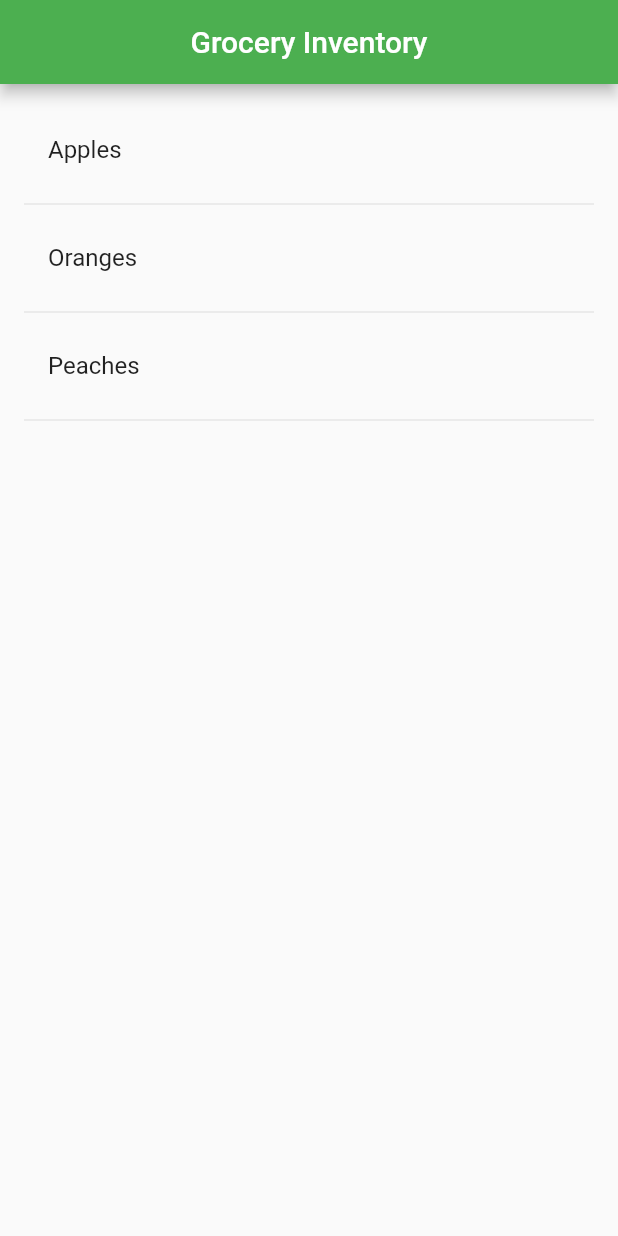
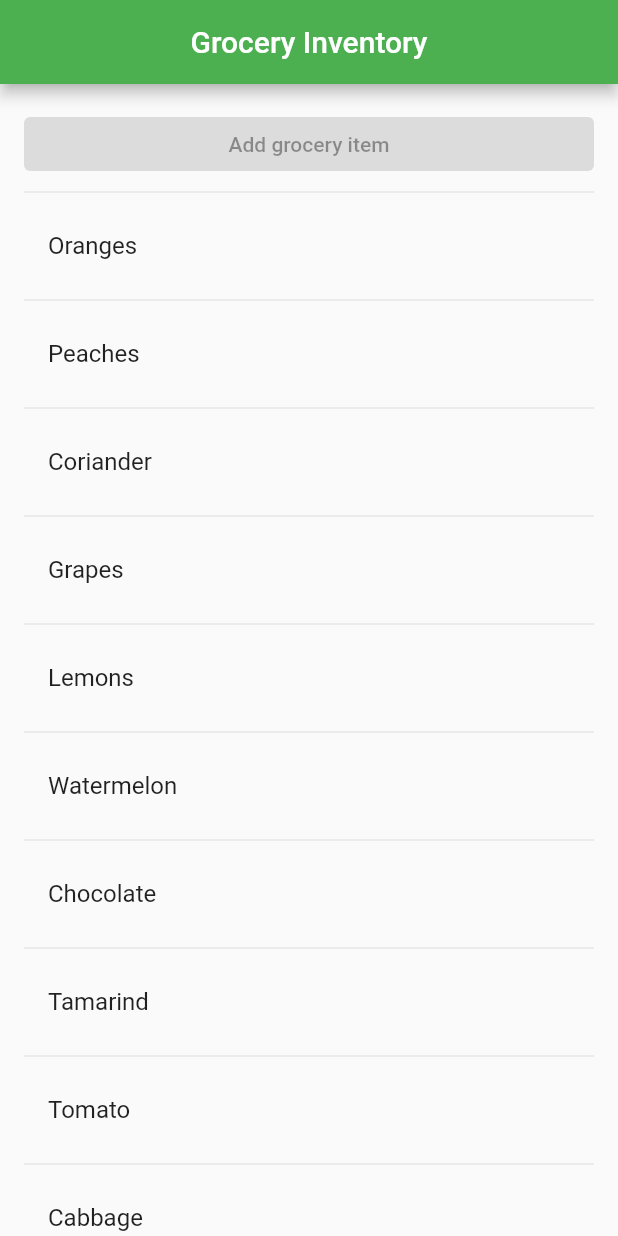
Before and after one commit to arunbalachandran/FlutterHelloWorld, a Flutter app: the screen it shows after launch, on a phone screen of 412 x 824 dp. Run offline on Flutter 3.47's test engine with Material 2 defaults, Android fonts, the phone set to English and light mode, and no system bars.

Commit message:
GROC-6: Add button for adding grocery items

```diff
--- a/flutter_hello_world/lib/main.dart
+++ b/flutter_hello_world/lib/main.dart
@@ -5,14 +5,32 @@ void main() {
 }
 
 class MyApp extends StatelessWidget {
-  final groceryItems = <String>['Apples', 'Oranges', 'Peaches'];
+  final groceryItems = <String>[
+    'Apples',
+    'Oranges',
+    'Peaches',
+    'Coriander',
+    'Grapes',
+    'Lemons',
+    'Watermelon',
+    'Chocolate',
+    'Tamarind',
+    'Tomato',
+    'Cabbage',
+    'Cauliflower'
+  ];
 
   Widget listGroceryItems() {
     return ListView.builder(
         padding: const EdgeInsets.all(16.0),
         itemCount: groceryItems.length * 2,
+        shrinkWrap: true, // fill only as much space as needed
+        // physics: ClampingScrollPhysics(),
         itemBuilder: (context, index) {
-          if (index.isOdd) {
+          if (index == 0) {
+            return ElevatedButton(
+                onPressed: null, child: Text('Add grocery item'));
+          } else if (index.isOdd) {
             return Divider();
           } else {
             return _buildRow(groceryItems[index ~/ 2]);
@@ -32,10 +50,7 @@ class MyApp extends StatelessWidget {
             appBarTheme: AppBarTheme(centerTitle: true)),
         home: Scaffold(
             appBar: AppBar(title: Text('Grocery Inventory')),
-            body: listGroceryItems())
-        // body: Center(
-        //     child: Text('This will contain the list of grocery items...'))),
-        );
+            body: listGroceryItems()));
   }
 }
 
```
